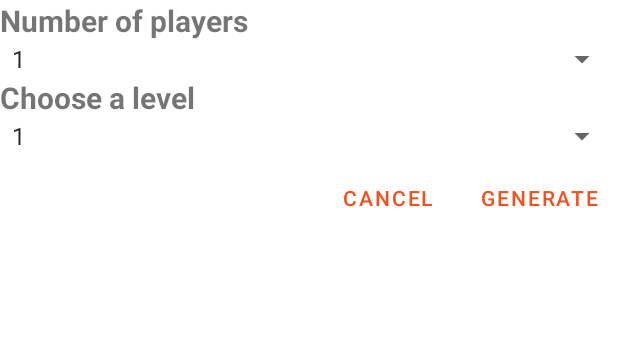
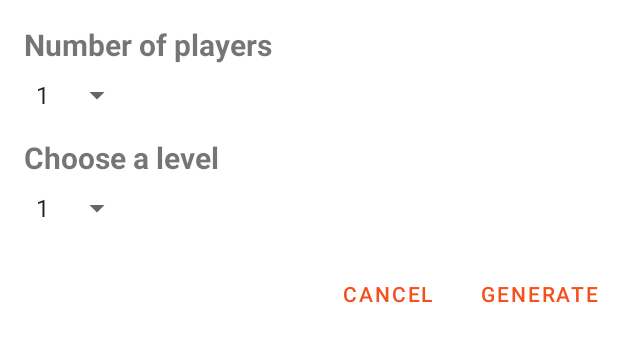
Before and after one commit to hevelaska/Pocket_Dungeon_Master, an Android app: the layout activity_generate_encounter_form.xml on its own in the app's theme, with its tools: preview values and no code run, on a phone screen of 412 x 824 dp. Shown: the top 342 px of the screen. Run offline under Robolectric (Android 15) with nearby library versions, the phone set to English and light mode, and no system bars.

```diff
--- a/app/src/main/res/layout/activity_generate_encounter_form.xml
+++ b/app/src/main/res/layout/activity_generate_encounter_form.xml
@@ -1,20 +1,17 @@
 <?xml version="1.0" encoding="utf-8"?>
-<androidx.constraintlayout.widget.ConstraintLayout xmlns:android="http://schemas.android.com/apk/res/android"
-    xmlns:app="http://schemas.android.com/apk/res-auto"
+<RelativeLayout xmlns:android="http://schemas.android.com/apk/res/android"
     xmlns:tools="http://schemas.android.com/tools"
+    android:id="@+id/linearLayout"
+    tools:context=".GenerateEncounterFormActivity"
     android:layout_width="match_parent"
-    android:layout_height="match_parent"
-    tools:context=".GenerateEncounterFormActivity">
+    android:layout_height="wrap_content">
 
     <LinearLayout
+        android:id="@+id/form_layout"
+        android:layout_margin="16dp"
+        android:orientation="vertical"
         android:layout_width="match_parent"
-        android:layout_height="match_parent"
-        android:orientation="vertical"
-        app:layout_constraintBottom_toBottomOf="parent"
-        app:layout_constraintEnd_toEndOf="parent"
-        app:layout_constraintHorizontal_bias="1.0"
-        app:layout_constraintStart_toStartOf="parent"
-        app:layout_constraintTop_toTopOf="parent">
+        android:layout_height="wrap_content">
 
         <TextView
             android:id="@+id/textView"
@@ -22,58 +19,61 @@
             android:layout_height="wrap_content"
             android:text="@string/number_player_prompt"
             android:textSize="20sp"
-            android:textStyle="bold"/>
+            android:textStyle="bold" />
 
         <Spinner
             android:id="@+id/listeLevel"
-            android:layout_width="match_parent"
+            android:layout_width="wrap_content"
             android:layout_height="wrap_content"
-            android:entries="@array/players_level"
-            >
+            android:layout_marginTop="8dp"
+            android:entries="@array/players_level">
 
         </Spinner>
+
         <TextView
             android:id="@+id/TextLevel"
             android:layout_width="match_parent"
             android:layout_height="wrap_content"
+            android:layout_marginTop="16dp"
             android:text="@string/level_prompt"
             android:textSize="20sp"
-            android:textStyle="bold"/>
+            android:textStyle="bold" />
+
         <Spinner
             android:id="@+id/listeNombreJoueur"
-            android:layout_width="match_parent"
+            android:layout_width="wrap_content"
             android:layout_height="wrap_content"
-            android:entries="@array/number_player"
-            >
+            android:layout_marginTop="8dp"
+            android:entries="@array/number_player">
 
         </Spinner>
 
-        <LinearLayout
-            android:gravity="end"
-            style="?android:attr/buttonBarStyle"
-            android:layout_width="match_parent"
-            android:layout_height="wrap_content"
-            android:orientation="horizontal">
-
-            <Button
-                style="?android:attr/buttonBarButtonStyle"
-                android:id="@+id/btnCancel"
-                android:layout_width="wrap_content"
-                android:layout_height="wrap_content"
-                android:text="@string/Cancel_btn"
-                android:layout_margin="5dp"/>
-
-            <Button
-                style="?android:attr/buttonBarButtonStyle"
-                android:id="@+id/btnGenerate"
-                android:layout_width="wrap_content"
-                android:layout_height="wrap_content"
-                android:text="@string/generate"
-                android:layout_margin="5dp"/>
-
-        </LinearLayout>
+    </LinearLayout>
 
 
+    <LinearLayout
+        style="?android:attr/buttonBarStyle"
+        android:layout_below="@+id/form_layout"
+        android:layout_width="match_parent"
+        android:layout_height="wrap_content"
+        android:gravity="end"
+        android:orientation="horizontal">
+
+        <Button
+            android:id="@+id/btnCancel"
+            style="?android:attr/buttonBarButtonStyle"
+            android:layout_width="wrap_content"
+            android:layout_height="wrap_content"
+            android:layout_margin="5dp"
+            android:text="@string/Cancel_btn" />
+
+        <Button
+            android:id="@+id/btnGenerate"
+            style="?android:attr/buttonBarButtonStyle"
+            android:layout_width="wrap_content"
+            android:layout_height="wrap_content"
+            android:layout_margin="5dp"
+            android:text="@string/generate" />
 
     </LinearLayout>
-</androidx.constraintlayout.widget.ConstraintLayout>
+</RelativeLayout>
--- a/app/src/main/res/values/strings.xml
+++ b/app/src/main/res/values/strings.xml
@@ -12,6 +12,7 @@
     <string name="name_monster">name monster</string>
     <string name="level_prompt">Choose a level</string>
     <string name="Cancel_btn">Cancel</string>
+    <string name="amount_of_monster">1×</string>
     <string-array name="players_level">
         <item>1</item>
         <item>2</item>
```
Also changed, not shown: app/src/main/AndroidManifest.xml (+9 -0 lines), app/src/main/java/be/hevelaska/pdm/GenerateEncounterActivity.java (added, +65 -0 lines), app/src/main/java/be/hevelaska/pdm/GenerateEncounterFormActivity.java (+7 -0 lines), app/src/main/java/be/hevelaska/pdm/adapters/EncounterAdapter.java (added, +89 -0 lines), app/src/main/res/layout/activity_generate_encounter.xml (added, +47 -0 lines), app/src/main/res/layout/row_monster_encounter.xml (added, +85 -0 lines).
